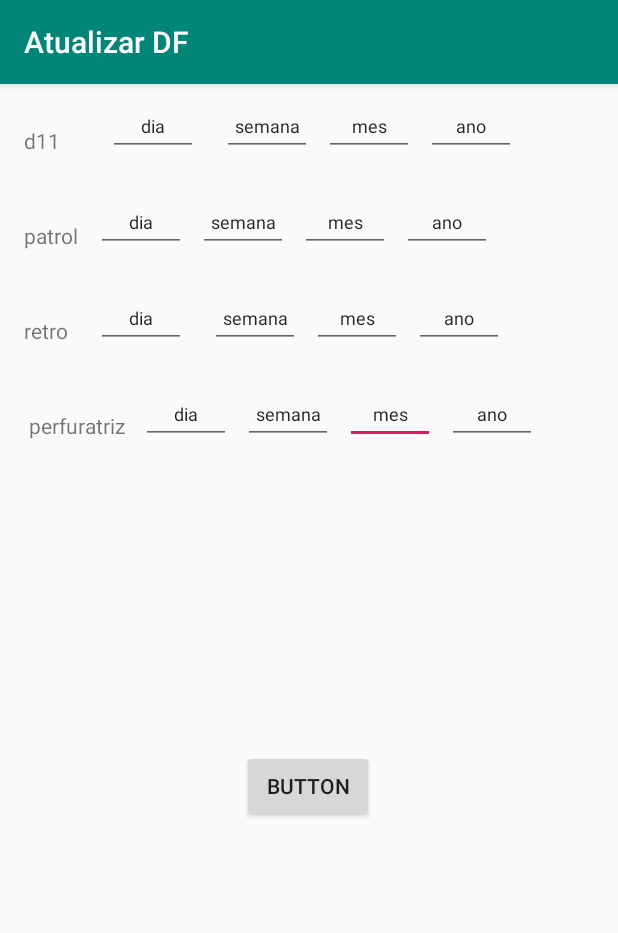
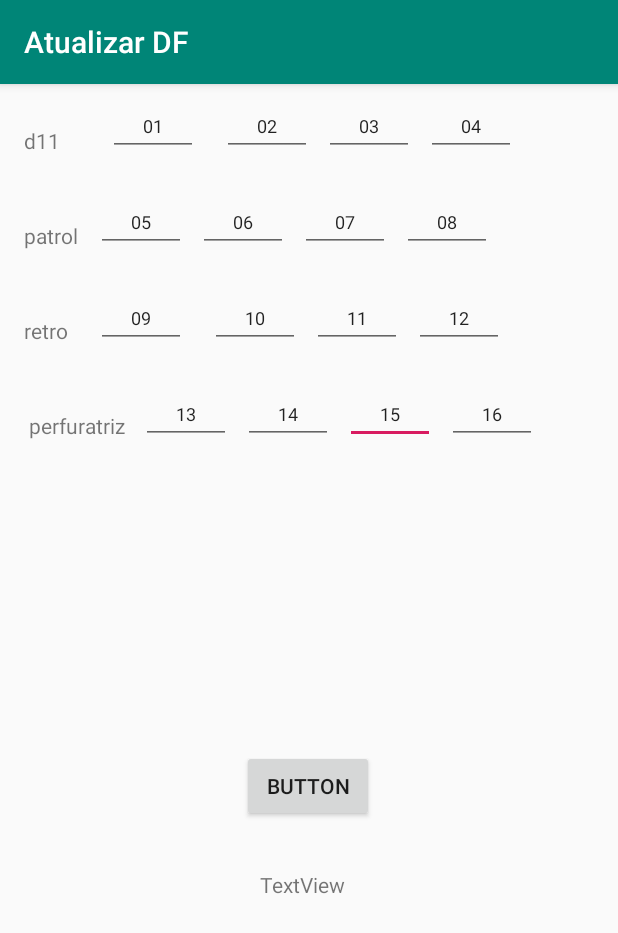
Before and after one commit to bhil3d/Corredor, an Android app: the AtualizardadosDF screen opened directly, with no data from a screen before it, after a tap on "BUTTON", on a phone screen of 412 x 824 dp. Shown: the top 933 px of the screen. Run offline under Robolectric (Android 15) with nearby library versions, the light colour scheme and no system bars; our stand-ins replace Firebase (no records; nobody signed in at launch, a user with empty details on screens opened directly).

Commit message:
atualizarDf concluido

```diff
--- a/app/src/main/java/com/example/corredor/Activity/AtualizardadosDF.java
+++ b/app/src/main/java/com/example/corredor/Activity/AtualizardadosDF.java
@@ -5,6 +5,7 @@ import android.os.Bundle;
 import android.view.View;
 import android.widget.Button;
 import android.widget.EditText;
+import android.widget.TextView;
 import android.widget.Toast;
 
 import com.example.corredor.Class.ClassDF;
@@ -19,6 +20,7 @@ public class AtualizardadosDF extends AppCompatActivity implements View.OnClickL
 
     private EditText Ddia,Dsemana,Dmes,Dano,D1ia,D1semana,D1mes,D1ano,
     D2dia,D2semana,D2mes,D2ano,D3dia,D3semana,D3mes,D3ano;
+    private TextView textoid;
     private Button D4atualizar;
     private ClassDF classDFselecionada;
     private FirebaseDatabase database;
@@ -66,6 +68,7 @@ public class AtualizardadosDF extends AppCompatActivity implements View.OnClickL
             D3semana.setText(classDFselecionada.getSpperfuratrizsemana());
             D3mes.setText(classDFselecionada.getSpperfuratrizmes());
             D3ano.setText(classDFselecionada.getSpperfuratrizano());
+            textoid.setText(classDFselecionada.getIdDf());
 
 
 
@@ -96,9 +99,9 @@ public class AtualizardadosDF extends AppCompatActivity implements View.OnClickL
 
     private void btnalterar(){
 
-        String ddia = Ddia.getText().toString();
+        String dmes = Ddia.getText().toString();
         String dsemana = Dsemana.getText().toString();
-        String dmes = Dmes.getText().toString();
+        String ddia = Dmes.getText().toString();
         String dano = Dano.getText().toString();
         String d1dia = D1ia.getText().toString();
         String d1semana= D1semana.getText().toString();
@@ -112,23 +115,24 @@ public class AtualizardadosDF extends AppCompatActivity implements View.OnClickL
         String d3semana = D3semana.getText().toString();
         String d3mes = D3mes.getText().toString();
         String d3ano = D3ano.getText().toString();
+        String D5id = textoid.getText().toString();
 
-        AlterarDados(ddia,dsemana,dmes,dano,d1dia,d1semana,d1mes,d1ano,d2dia,d2semana,d2mes,d2ano,d3dia,d3semana,d3mes,d3ano);
+        AlterarDados( D5id,ddia,dsemana,dmes,dano,d1dia,d1semana,d1mes,d1ano,d2dia,d2semana,d2mes,d2ano,d3dia,d3semana,d3mes,d3ano);
 
     }
 
 private  void AlterarDados(String ddia,String dsemana,
                            String dmes,String dano, String d1dia, String d1semana, String d1mes,
                            String d1ano,String d2dia, String d2semana,String d2mes,String d2ano,
-                           String d3dia,String d3semana,String d3mes,String d3ano){
+                           String d3dia,String d3semana,String d3mes,String d3ano,String D5id){
 
     DatabaseReference reference = database.getReference().child("DF");
 
-ClassDF Df = new ClassDF(ddia,dsemana,dmes,dano,d1dia,d1semana,d1mes,d1ano,d2dia,d2semana,d2mes,d2ano,d3dia,d3semana,d3mes,d3ano);
+ClassDF Df = new ClassDF(D5id,ddia,dsemana,dmes,dano,d1dia,d1semana,d1mes,d1ano,d2dia,d2semana,d2mes,d2ano,d3dia,d3semana,d3mes,d3ano);
 
     Map<String,Object> atualizacao = new HashMap<>();
 
-    atualizacao.put("id-pasta",Df);
+    atualizacao.put("pastaDF",Df);
     reference.updateChildren(atualizacao);
 
 }
@@ -152,6 +156,7 @@ ClassDF Df = new ClassDF(ddia,dsemana,dmes,dano,d1dia,d1semana,d1mes,d1ano,d2dia
         D3semana = findViewById(R.id.D3semana);
         D3mes = findViewById(R.id.d3mes);
         D3ano = findViewById(R.id.D3ano);
+        textoid = findViewById(R.id.D5id);
         D4atualizar = findViewById(R.id.D4atualizar);
 
         D4atualizar.setOnClickListener(this);
--- a/app/src/main/java/com/example/corredor/Class/ClassDF.java
+++ b/app/src/main/java/com/example/corredor/Class/ClassDF.java
@@ -27,29 +27,32 @@ public class ClassDF implements Serializable {
 
     }
 
-    public ClassDF(String ddia, String dsemana, String dmes, String dano,
-                   String d1dia, String d1semana, String d1mes, String d1ano,
-                   String d2dia, String d2semana, String d2mes, String d2ano,
-                   String d3dia, String d3semana, String d3mes, String d3ano) {
+    public ClassDF(String ddia16, String Idtexto, String Dmes03, String Dsemana02,
+                   String Ddia01, String Dano04, String d1mes05, String d1ano06,
+                   String d2dia07, String d2semana08, String d2mes09, String d2ano10,
+                   String d3dia11, String d3semana12, String d3mes13, String d3ano14,String D5id) {
 
-        this.spd11dia = ddia;
-        this.spd11semana = dsemana;
-        this.sd11mes = dmes;
-        this.spd11ano = dano;
-        this.spretrodia = d1dia;
-        this.spretrosemana = d1semana;
-        this.spretromes = d1mes;
-        this.spretroano = d1ano;
-        this.sppatroldia = d2dia;
-        this.sppatrolsemana = d2semana;
-        this.sppatrolmes = d2mes;
-        this.sppatrolano = d2ano;
-        this.spperfuratrizdia = d3dia;
-        this.spperfuratrizsemana = d3semana;
-        this.spperfuratrizmes = d3mes;
-        this.spperfuratrizano = d3ano;
+        this.spd11dia = Ddia01;
+        this.spd11semana = Dsemana02;
+        this.sd11mes = Dmes03;
+        this.spd11ano = Dano04;
+        this.spretrodia = d2mes09;
+        this.spretrosemana = d2ano10;
+        this.spretromes = d3dia11;
+        this.spretroano = d3semana12;
+        this.sppatroldia = d1mes05;
+        this.sppatrolsemana = d1ano06;
+        this.sppatrolmes = d2dia07;
+        this.sppatrolano = d2semana08;
+        this.spperfuratrizdia = d3mes13;
+        this.spperfuratrizsemana = d3ano14;
+        this.spperfuratrizmes = D5id;
+        this.spperfuratrizano = ddia16;
+        this.IdDf = Idtexto;
+
 
     }
+
 
 
     public String getIdDf() {
--- a/app/src/main/res/layout/activity_atualizardados_df.xml
+++ b/app/src/main/res/layout/activity_atualizardados_df.xml
@@ -16,7 +16,7 @@
         android:layout_marginTop="24dp"
         android:ems="10"
         android:inputType="textPersonName"
-        android:text="mes"
+        android:text="15"
         android:textAlignment="center"
         android:textSize="12sp"
         app:layout_constraintStart_toEndOf="@+id/D3semana"
@@ -30,7 +30,7 @@
         android:layout_marginTop="24dp"
         android:ems="10"
         android:inputType="textPersonName"
-        android:text="semana"
+        android:text="14"
         android:textAlignment="center"
         android:textSize="12sp"
         app:layout_constraintStart_toEndOf="@+id/D3dia"
@@ -44,7 +44,7 @@
         android:layout_marginTop="24dp"
         android:ems="10"
         android:inputType="textPersonName"
-        android:text="dia"
+        android:text="13"
         android:textAlignment="center"
         android:textSize="12sp"
         app:layout_constraintStart_toEndOf="@+id/textView6"
@@ -59,7 +59,7 @@
         android:layout_marginTop="24dp"
         android:ems="10"
         android:inputType="textPersonName"
-        android:text="ano"
+        android:text="16"
         android:textAlignment="center"
         android:textSize="12sp"
         app:layout_constraintStart_toEndOf="@+id/d3mes"
@@ -84,7 +84,7 @@
         android:layout_marginTop="8dp"
         android:ems="10"
         android:inputType="textPersonName"
-        android:text="semana"
+        android:text="02"
         android:textAlignment="center"
         android:textSize="12sp"
         app:layout_constraintStart_toEndOf="@+id/Ddia"
@@ -108,7 +108,7 @@
         android:layout_marginTop="24dp"
         android:ems="10"
         android:inputType="textPersonName"
-        android:text="dia"
+        android:text="05"
         android:textAlignment="center"
         android:textSize="12sp"
         app:layout_constraintStart_toEndOf="@+id/textView3"
@@ -123,7 +123,7 @@
         android:layout_marginTop="24dp"
         android:ems="10"
         android:inputType="textPersonName"
-        android:text="semana"
+        android:text="06"
         android:textAlignment="center"
         android:textSize="12sp"
         app:layout_constraintStart_toEndOf="@+id/D1dia"
@@ -137,7 +137,7 @@
         android:layout_marginTop="24dp"
         android:ems="10"
         android:inputType="textPersonName"
-        android:text="mes"
+        android:text="07"
         android:textAlignment="center"
         android:textSize="12sp"
         app:layout_constraintStart_toEndOf="@+id/D1semana"
@@ -151,7 +151,7 @@
         android:layout_marginTop="24dp"
         android:ems="10"
         android:inputType="textPersonName"
-        android:text="ano"
+        android:text="08"
         android:textAlignment="center"
         android:textSize="12sp"
         app:layout_constraintStart_toEndOf="@+id/D1mes"
@@ -165,7 +165,7 @@
         android:layout_marginTop="24dp"
         android:ems="10"
         android:inputType="textPersonName"
-        android:text="dia"
+        android:text="09"
         android:textAlignment="center"
         android:textSize="12sp"
         app:layout_constraintStart_toEndOf="@+id/textView4"
@@ -180,7 +180,7 @@
         android:layout_marginTop="8dp"
         android:ems="10"
         android:inputType="textPersonName"
-        android:text="mes"
+        android:text="03"
         android:textAlignment="center"
         android:textSize="12sp"
         app:layout_constraintStart_toEndOf="@+id/Dsemana"
@@ -194,7 +194,7 @@
         android:layout_marginTop="8dp"
         android:ems="10"
         android:inputType="textPersonName"
-        android:text="ano"
+        android:text="04"
         android:textAlignment="center"
         android:textSize="12sp"
         app:layout_constraintStart_toEndOf="@+id/Dmes"
@@ -218,7 +218,7 @@
         android:layout_marginTop="8dp"
         android:ems="10"
         android:inputType="textPersonName"
-        android:text="dia"
+        android:text="01"
         android:textAlignment="center"
         android:textSize="12sp"
         app:layout_constraintStart_toEndOf="@+id/textView2"
@@ -233,7 +233,7 @@
         android:layout_marginTop="24dp"
         android:ems="10"
         android:inputType="textPersonName"
-        android:text="semana"
+        android:text="10"
         android:textAlignment="center"
         android:textSize="12sp"
         app:layout_constraintStart_toEndOf="@+id/D2dia"
@@ -247,7 +247,7 @@
         android:layout_marginTop="24dp"
         android:ems="10"
         android:inputType="textPersonName"
-        android:text="mes"
+        android:text="11"
         android:textAlignment="center"
         android:textSize="12sp"
         app:layout_constraintStart_toEndOf="@+id/D2semana"
@@ -261,7 +261,7 @@
         android:layout_marginTop="24dp"
         android:ems="10"
         android:inputType="textPersonName"
-        android:text="ano"
+        android:text="12"
         android:textAlignment="center"
         android:textSize="12sp"
         app:layout_constraintStart_toEndOf="@+id/D2mes"
@@ -289,4 +289,15 @@
         app:layout_constraintHorizontal_bias="0.498"
         app:layout_constraintStart_toStartOf="parent"
         app:layout_constraintTop_toBottomOf="@+id/D3semana" />
+
+    <TextView
+        android:id="@+id/D5id"
+        android:layout_width="wrap_content"
+        android:layout_height="wrap_content"
+        android:layout_marginTop="32dp"
+        android:text="TextView"
+        app:layout_constraintEnd_toEndOf="parent"
+        app:layout_constraintHorizontal_bias="0.487"
+        app:layout_constraintStart_toStartOf="parent"
+        app:layout_constraintTop_toBottomOf="@+id/D4atualizar" />
 </android.support.constraint.ConstraintLayout>
--- a/app/src/main/res/layout/adaptador_df.xml
+++ b/app/src/main/res/layout/adaptador_df.xml
@@ -147,7 +147,7 @@
         android:layout_height="wrap_content"
         android:layout_marginStart="16dp"
         android:layout_marginTop="8dp"
-        android:text="50,50"
+        android:text="02"
         app:layout_constraintStart_toEndOf="@+id/Dvdia"
         app:layout_constraintTop_toTopOf="parent" />
 
@@ -181,7 +181,7 @@
         android:layout_height="wrap_content"
         android:layout_marginStart="32dp"
         android:layout_marginTop="8dp"
-        android:text="Df:Dia"
+        android:text="01"
         app:layout_constraintStart_toEndOf="@+id/textView13"
         app:layout_constraintTop_toTopOf="parent"
         tools:ignore="MissingConstraints" />
@@ -202,7 +202,7 @@
         android:layout_height="20dp"
         android:layout_marginStart="16dp"
         android:layout_marginTop="8dp"
-        android:text="50,50"
+        android:text="03"
         app:layout_constraintStart_toEndOf="@+id/Dvsemana"
         app:layout_constraintTop_toTopOf="parent" />
 
```
Also changed, not shown: app/src/main/java/com/example/corredor/Activity/Tela_Menu_Principal.java (+4 -3 lines), app/src/main/java/com/example/corredor/Class/cadastroR.java (deleted, +0 -105 lines).
